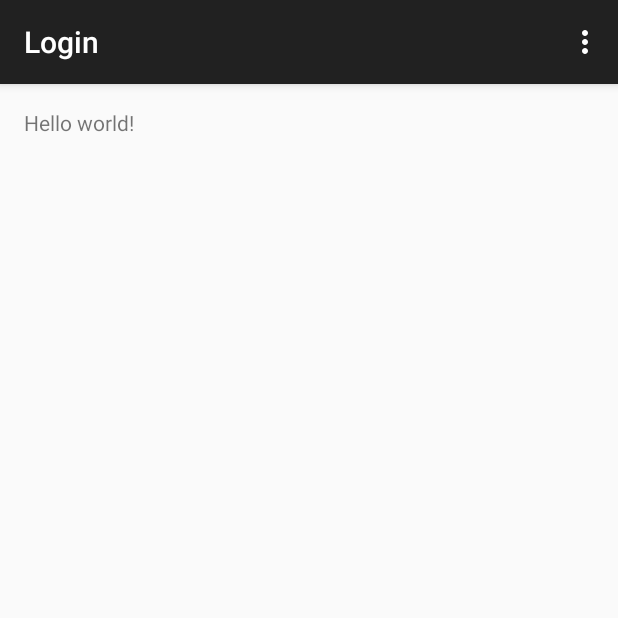
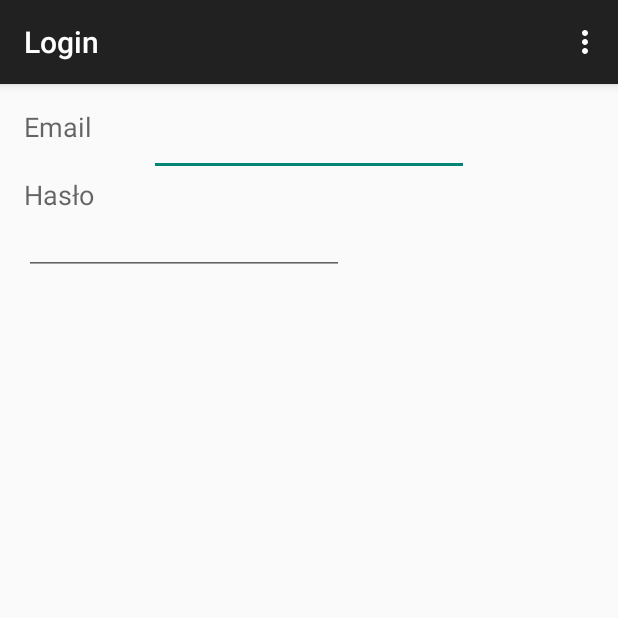
Before and after one commit to impresyjna/mkufunzi-android, an Android app: the Login screen opened directly, with no data from a screen before it, on a phone screen of 412 x 824 dp, the top half of it. Run offline under Robolectric (Android 15) with nearby library versions, the phone set to English and light mode, and no system bars.

Commit message:
New login view

```diff
--- a/app/src/main/res/layout/activity_login.xml
+++ b/app/src/main/res/layout/activity_login.xml
@@ -6,7 +6,44 @@
     android:paddingBottom="@dimen/activity_vertical_margin"
     tools:context="pl.com.inzynierka.mkufunzi.controllers.users_controller.Login">
 
-    <TextView android:text="@string/hello_world" android:layout_width="wrap_content"
-        android:layout_height="wrap_content" />
+
+    <TextView
+        android:layout_width="wrap_content"
+        android:layout_height="wrap_content"
+        android:textAppearance="?android:attr/textAppearanceMedium"
+        android:text="Email"
+        android:id="@+id/email_label"
+        android:layout_marginRight="122dp"
+        android:layout_marginEnd="122dp" />
+
+    <EditText
+        android:layout_width="wrap_content"
+        android:layout_height="wrap_content"
+        android:inputType="textEmailAddress"
+        android:ems="10"
+        android:id="@+id/email_input"
+        android:layout_alignParentTop="true"
+        android:layout_centerHorizontal="true"
+        android:layout_below="@id/email_label"/>
+
+
+    <TextView
+        android:layout_width="wrap_content"
+        android:layout_height="wrap_content"
+        android:textAppearance="?android:attr/textAppearanceMedium"
+        android:text="Hasło"
+        android:id="@+id/password_label"
+        android:layout_alignParentLeft="true"
+        android:layout_alignParentStart="true"
+        android:layout_below="@id/email_input"/>
+
+    <EditText
+        android:layout_width="wrap_content"
+        android:layout_height="wrap_content"
+        android:inputType="textPassword"
+        android:ems="10"
+        android:id="@+id/password_input"
+        android:layout_marginTop="66dp" />
+
 
 </RelativeLayout>
```
